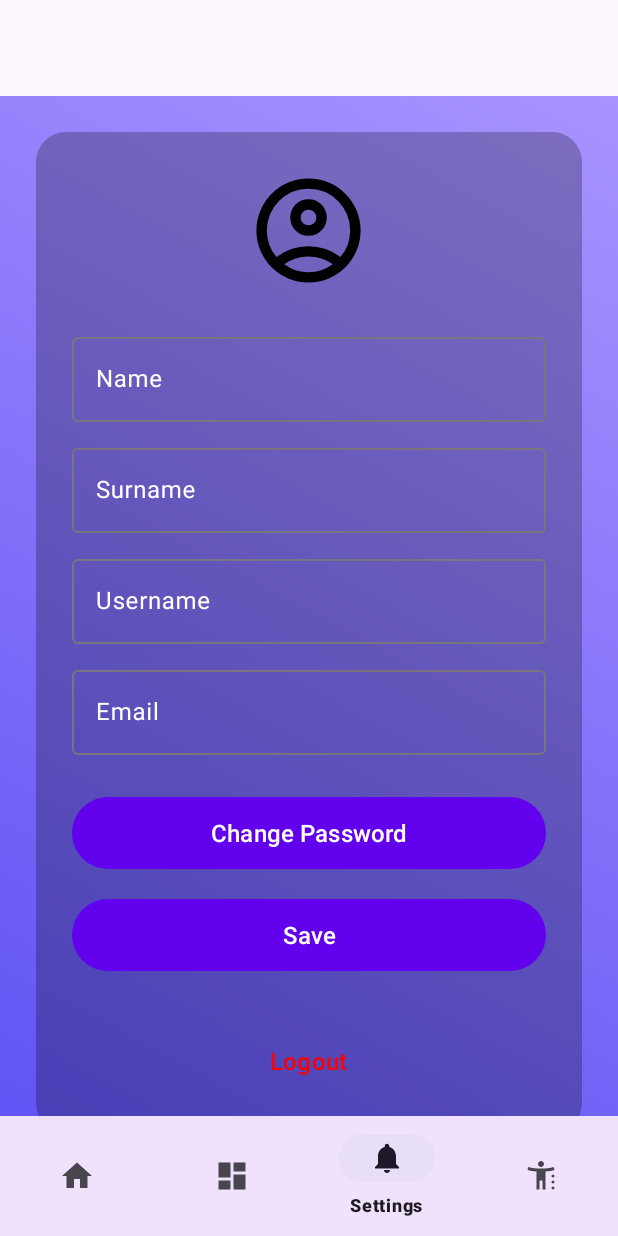
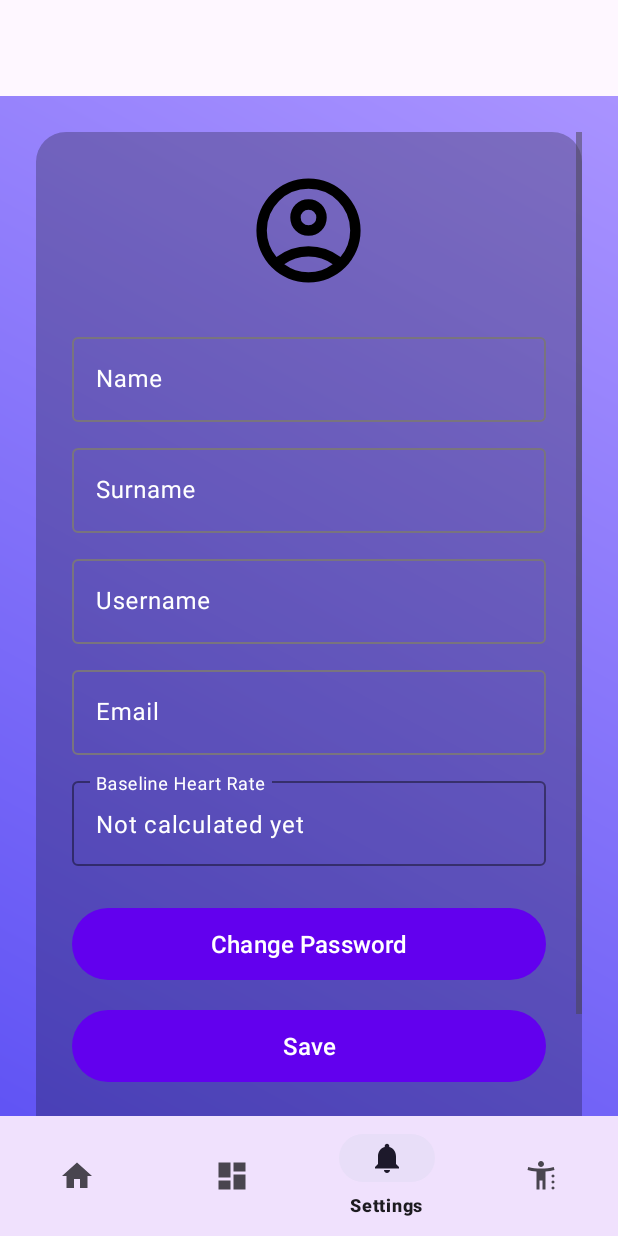
Before and after one commit to LucAir/Mobile-and-Wearable, an Android app: the HomeFragment screen opened directly, with no data from a screen before it, item 3 of the bottom bar chosen, on a phone screen of 412 x 824 dp. Run offline under Robolectric (Android 15) with nearby library versions, the phone set to English and light mode, and no system bars; our stand-ins replace Room's generated code, navigation-ui; libraries missing offline, so code that uses them is left out: com.github.mikephil.charting.

Commit message:
feat: add take a test and save to user

```diff
--- a/app/src/main/java/com/example/navigationbarstarter/database/item/InitializeItems.java
+++ b/app/src/main/java/com/example/navigationbarstarter/database/item/InitializeItems.java
@@ -25,7 +25,7 @@ public class InitializeItems {
         items.add(new ItemsData(
                 "Inter Jersey",
                 Rarity.RARE,
-                100,
+                200,
                 Type.TSHIRT,
                 R.drawable.inter_suit
         ));
@@ -41,7 +41,7 @@ public class InitializeItems {
         items.add(new ItemsData(
                 "Super-mario Suit",
                 Rarity.LEGENDARY,
-                1000,
+                1500,
                 Type.TSHIRT,
                 R.drawable.supermario_suit
         ));
@@ -61,7 +61,7 @@ public class InitializeItems {
         items.add(new ItemsData(
                 "Inter Snake",
                 Rarity.RARE,
-                1000,
+                120,
                 Type.PET,
                 R.drawable.inter_pet
         ));
@@ -69,7 +69,7 @@ public class InitializeItems {
         items.add(new ItemsData(
                 "Superman dog",
                 Rarity.LEGENDARY,
-                1500,
+                3000,
                 Type.PET,
                 R.drawable.superman_pet
         ));
@@ -97,7 +97,7 @@ public class InitializeItems {
         items.add(new ItemsData(
                 "San Siro",
                 Rarity.RARE,
-                1000,
+                180,
                 Type.BACKGROUND,
                 R.drawable.inter_background
         ));
@@ -113,7 +113,7 @@ public class InitializeItems {
         items.add(new ItemsData(
                 "Super-mario level",
                 Rarity.LEGENDARY,
-                1500,
+                3000,
                 Type.BACKGROUND,
                 R.drawable.supermario_background
         ));
--- a/app/src/main/java/com/example/navigationbarstarter/ui/settings/SettingsFragment.java
+++ b/app/src/main/java/com/example/navigationbarstarter/ui/settings/SettingsFragment.java
@@ -27,6 +27,7 @@ import com.example.navigationbarstarter.databinding.FragmentSettingsBinding;
 import com.example.navigationbarstarter.ui.access.LoginActivity;
 import com.google.android.material.textfield.TextInputEditText;
 
+import java.util.Locale;
 import java.util.Objects;
 
 public class SettingsFragment extends Fragment {
@@ -34,7 +35,7 @@ public class SettingsFragment extends Fragment {
     private FragmentSettingsBinding binding;
     private TextView settingsTitle;
     private ImageView ivProfileImage;
-    private TextInputEditText etName, etSurname, etEmail, etUsername;
+    private TextInputEditText etName, etSurname, etEmail, etUsername, etBaseline;
     private Button btnChangePassword, btnSave, btnLogout;
     private ActivityResultLauncher<Intent> pickImageLauncher;
     private Uri selectedImageUri; // store the selected URI
@@ -114,6 +115,7 @@ public class SettingsFragment extends Fragment {
         etSurname = binding.etSurname;
         etUsername = binding.etUsername;
         etEmail = binding.etEmail;
+        etBaseline = binding.etBaseline;
         btnChangePassword = binding.btnChangePassword;
         btnSave = binding.btnSave;
         btnLogout = binding.btnLogout;
@@ -125,6 +127,15 @@ public class SettingsFragment extends Fragment {
         etSurname.setText(userData.getSurname());
         etUsername.setText(userData.getUsername());
         etEmail.setText(userData.getEmail());
+
+
+        // verify if baseline is valid
+        if (userData.getBaselineHr() > 0) {
+            etBaseline.setText(String.format(Locale.getDefault(), "%.1f BPM", userData.getBaselineHr()));
+        } else {
+            etBaseline.setText("Not calculated yet");
+        }
+
 
         //Load profile picture
         String imageUri = userData.getProfileImageUri();
--- /dev/null
+++ b/app/src/main/res/drawable/bg_black_rounded.xml
@@ -0,0 +1,4 @@
+<?xml version="1.0" encoding="utf-8"?>
+<shape xmlns:android="http://schemas.android.com/apk/res/android"
+    android:shape="rectangle">
+    <solid android:color="#000000" /> <corners android:radius="24dp" /> </shape>
--- a/app/src/main/res/layout/fragment_settings.xml
+++ b/app/src/main/res/layout/fragment_settings.xml
@@ -92,7 +92,7 @@
                 android:id="@+id/tilEmail"
                 android:layout_width="match_parent"
                 android:layout_height="wrap_content"
-                android:layout_marginBottom="24dp"
+                android:layout_marginBottom="12dp"
                 android:hint="Email"
                 android:textColorHint="#FFFFFF">
 
@@ -101,6 +101,28 @@
                     android:layout_width="match_parent"
                     android:layout_height="wrap_content"
                     android:inputType="textEmailAddress"
+                    android:textColor="#FFFFFF" />
+            </com.google.android.material.textfield.TextInputLayout>
+
+            <com.google.android.material.textfield.TextInputLayout
+                android:id="@+id/tilBaseline"
+                android:layout_width="match_parent"
+                android:layout_height="wrap_content"
+                android:layout_marginBottom="24dp"
+                android:hint="Baseline Heart Rate"
+                android:textColorHint="#FFFFFF"
+                app:boxStrokeColor="#FFFFFF"
+                app:hintTextColor="#FFFFFF">
+
+                <com.google.android.material.textfield.TextInputEditText
+                    android:id="@+id/etBaseline"
+                    android:layout_width="match_parent"
+                    android:layout_height="wrap_content"
+                    android:inputType="none"
+                    android:focusable="false"
+                    android:clickable="false"
+                    android:cursorVisible="false"
+                    android:text="Not calculated yet"
                     android:textColor="#FFFFFF" />
             </com.google.android.material.textfield.TextInputLayout>
 
```
Also changed, not shown: app/src/main/java/com/example/navigationbarstarter/ui/home/HomeFragment.java (+115 -13 lines), app/src/main/java/com/example/navigationbarstarter/ui/home/HomeViewModel.java (+74 -0 lines), app/src/main/res/layout/dialog_heart_test.xml (added, +81 -0 lines).
